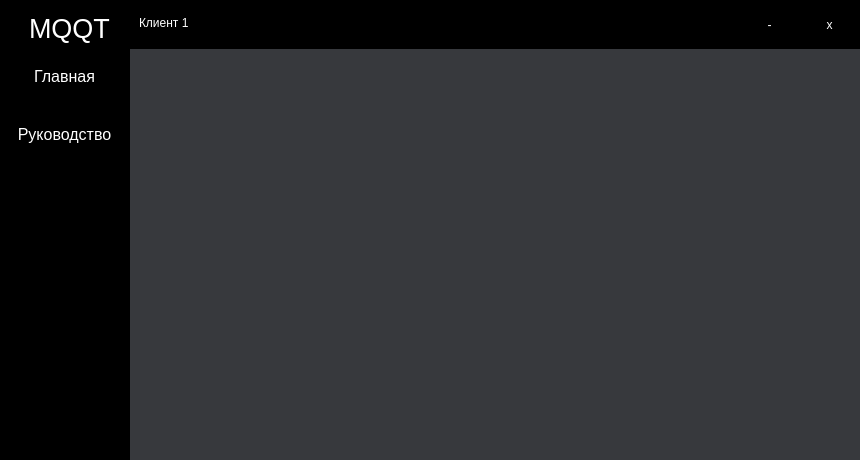
Qt form client.ui (gaaldren/MQTT) before a commit.
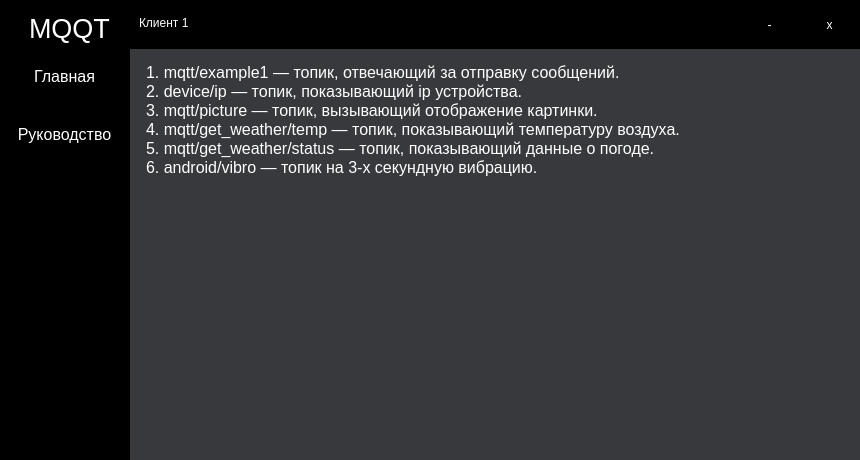
The same form after that commit. The open tabs and pages were chosen to show the change.

```diff
--- a/client.ui
+++ b/client.ui
@@ -351,7 +351,8 @@
       <property name="styleSheet">
        <string notr="true">border-width: 0px;
 border-style: solid;
-border-color: rgb(255, 255, 255);</string>
+border-color: rgb(255, 255, 255);
+color: rgb(255, 255, 255);</string>
       </property>
       <property name="readOnly">
        <bool>true</bool>
@@ -361,7 +362,12 @@
 &lt;html&gt;&lt;head&gt;&lt;meta name=&quot;qrichtext&quot; content=&quot;1&quot; /&gt;&lt;style type=&quot;text/css&quot;&gt;
 p, li { white-space: pre-wrap; }
 &lt;/style&gt;&lt;/head&gt;&lt;body style=&quot; font-family:'MS Shell Dlg 2'; font-size:8.25pt; font-weight:400; font-style:normal;&quot;&gt;
-&lt;p style=&quot;-qt-paragraph-type:empty; margin-top:0px; margin-bottom:0px; margin-left:0px; margin-right:0px; -qt-block-indent:0; text-indent:0px;&quot;&gt;&lt;br /&gt;&lt;/p&gt;&lt;/body&gt;&lt;/html&gt;</string>
+&lt;p style=&quot; margin-top:0px; margin-bottom:0px; margin-left:0px; margin-right:0px; -qt-block-indent:0; text-indent:0px;&quot;&gt;&lt;span style=&quot; font-size:12pt;&quot;&gt;1. mqtt/example1 — топик, отвечающий за отправку сообщений.&lt;/span&gt;&lt;/p&gt;
+&lt;p style=&quot; margin-top:0px; margin-bottom:0px; margin-left:0px; margin-right:0px; -qt-block-indent:0; text-indent:0px;&quot;&gt;&lt;span style=&quot; font-size:12pt;&quot;&gt;2. device/ip — топик, показывающий ip устройства. &lt;/span&gt;&lt;/p&gt;
+&lt;p style=&quot; margin-top:0px; margin-bottom:0px; margin-left:0px; margin-right:0px; -qt-block-indent:0; text-indent:0px;&quot;&gt;&lt;span style=&quot; font-size:12pt;&quot;&gt;3. mqtt/picture — топик, вызывающий отображение картинки.&lt;/span&gt;&lt;/p&gt;
+&lt;p style=&quot; margin-top:0px; margin-bottom:0px; margin-left:0px; margin-right:0px; -qt-block-indent:0; text-indent:0px;&quot;&gt;&lt;span style=&quot; font-size:12pt;&quot;&gt;4. mqtt/get_weather/temp — топик, показывающий температуру воздуха. &lt;/span&gt;&lt;/p&gt;
+&lt;p style=&quot; margin-top:0px; margin-bottom:0px; margin-left:0px; margin-right:0px; -qt-block-indent:0; text-indent:0px;&quot;&gt;&lt;span style=&quot; font-size:12pt;&quot;&gt;5. mqtt/get_weather/status — топик, показывающий данные о погоде. &lt;/span&gt;&lt;/p&gt;
+&lt;p style=&quot; margin-top:0px; margin-bottom:0px; margin-left:0px; margin-right:0px; -qt-block-indent:0; text-indent:0px;&quot;&gt;&lt;span style=&quot; font-size:12pt;&quot;&gt;6. android/vibro — топик на 3-х секундную вибрацию.&lt;/span&gt;&lt;/p&gt;&lt;/body&gt;&lt;/html&gt;</string>
       </property>
      </widget>
     </widget>
```
Left out of the diff: 3 changed lines with no effect on the pictures.
